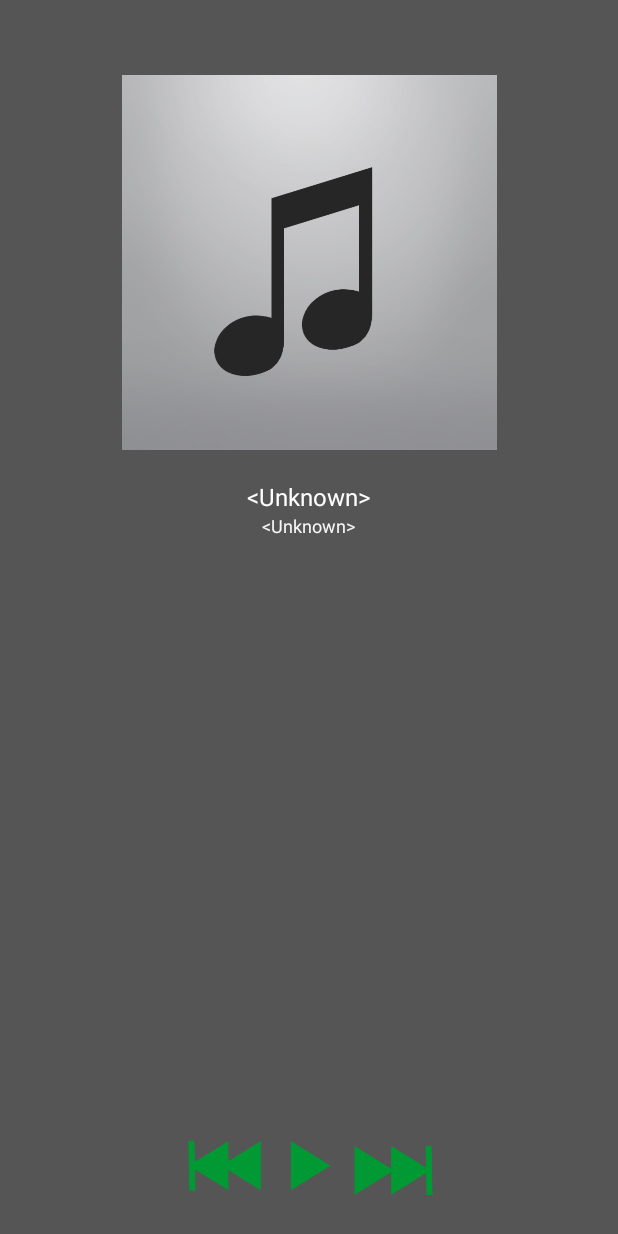
After one commit to GambitBen/MusicPlayerApplication, an Android app: the layout activity_player_detail.xml on its own in the app's theme, with its tools: preview values and no code run, on a phone screen of 412 x 824 dp. The commit adds this screen. Run offline under Robolectric (Android 15) with nearby library versions, the phone set to English and light mode, and no system bars.

Commit message:
activity player detail layout

```diff
--- /dev/null
+++ b/app/src/main/res/drawable-v24/seek_progress_red_small.xml
@@ -0,0 +1,27 @@
+<?xml version="1.0" encoding="utf-8"?>
+<layer-list xmlns:android="http://schemas.android.com/apk/res/android">
+
+    <!-- Define the background properties like color etc -->
+    <item
+        android:id="@android:id/background"
+        android:bottom="6dp"
+        android:gravity="center_vertical"
+        android:top="6dp">
+        <shape android:shape="rectangle">
+            <solid android:color="@color/grey_medium" />
+        </shape>
+    </item>
+
+    <!-- Define the progress properties like start color, end color etc -->
+    <item
+        android:id="@android:id/progress"
+        android:bottom="6dp"
+        android:gravity="center_vertical"
+        android:top="6dp">
+        <clip>
+            <shape android:shape="rectangle">
+                <solid android:color="@color/colorAccent" />
+            </shape>
+        </clip>
+    </item>
+</layer-list>
--- /dev/null
+++ b/app/src/main/res/drawable-v24/seek_thumb_red.xml
@@ -0,0 +1,7 @@
+<shape xmlns:android="http://schemas.android.com/apk/res/android"
+    android:shape="oval">
+    <size
+        android:width="@dimen/spacing_large"
+        android:height="@dimen/spacing_large" />
+    <solid android:color="@color/colorAccent" />
+</shape>
--- /dev/null
+++ b/app/src/main/res/layout/activity_player_detail.xml
@@ -0,0 +1,83 @@
+<?xml version="1.0" encoding="utf-8"?>
+<LinearLayout xmlns:android="http://schemas.android.com/apk/res/android"
+    xmlns:app="http://schemas.android.com/apk/res-auto"
+    android:id="@+id/parent_view"
+    android:layout_width="match_parent"
+    android:layout_height="match_parent"
+    android:orientation="vertical"
+    android:gravity="center_horizontal"
+    android:fitsSystemWindows="true"
+    android:background="@color/background">
+
+    <ImageView
+        android:id="@+id/song_album_cover"
+        android:layout_width="300dp"
+        android:layout_height="300dp"
+        android:layout_centerInParent="true"
+        android:paddingTop="50dp"
+        android:src="@drawable/song_cover_null" />
+
+    <TextView
+        android:id="@+id/song_title"
+        android:layout_width="wrap_content"
+        android:layout_height="wrap_content"
+        android:paddingTop="20dp"
+        android:text="@string/unknown"
+        android:textAppearance="@style/TextAppearance.AppCompat.Subhead"
+        android:textColor="@android:color/white" />
+
+    <TextView
+        android:id="@+id/song_artist"
+        android:layout_width="wrap_content"
+        android:layout_height="wrap_content"
+        android:text="@string/unknown"
+        android:textAppearance="@style/TextAppearance.AppCompat.Caption"
+        android:textColor="@color/grey_bg" />
+
+    <android.support.v7.widget.AppCompatSeekBar
+        android:id="@+id/seek_song_progressbar"
+        android:layout_width="0dp"
+        android:layout_height="wrap_content"
+        android:layout_weight="1"
+        android:progress="0"
+        android:progressDrawable="@drawable/seek_progress_red_small"
+        android:thumb="@drawable/seek_thumb_red" />
+
+    <LinearLayout
+        android:layout_width="match_parent"
+        android:layout_height="?attr/actionBarSize"
+        android:layout_alignParentBottom="true"
+        android:layout_marginBottom="20dp"
+        android:gravity="center_horizontal"
+        android:orientation="horizontal">
+
+        <ImageView
+            android:id="@+id/bt_back"
+            android:layout_width="?attr/actionBarSize"
+            android:layout_height="?attr/actionBarSize"
+            android:background="?attr/selectableItemBackgroundBorderless"
+            android:clickable="true"
+            android:src="@drawable/ic_back"
+            android:tint="@color/colorAccent" />
+
+        <ImageView
+            android:id="@+id/bt_play_pause"
+            android:layout_width="?attr/actionBarSize"
+            android:layout_height="?attr/actionBarSize"
+            android:background="?attr/selectableItemBackgroundBorderless"
+            android:clickable="true"
+            android:src="@drawable/ic_play"
+            android:tint="@color/colorAccent" />
+
+        <ImageView
+            android:id="@+id/bt_next"
+            android:layout_width="?attr/actionBarSize"
+            android:layout_height="?attr/actionBarSize"
+            android:background="?attr/selectableItemBackgroundBorderless"
+            android:clickable="true"
+            android:src="@drawable/ic_next"
+            android:tint="@color/colorAccent" />
+
+    </LinearLayout>
+
+</LinearLayout>
--- a/app/src/main/res/values/colors.xml
+++ b/app/src/main/res/values/colors.xml
@@ -8,4 +8,6 @@
     <color name="background">#555555</color>
 
     <color name="grey_bg">#F7F7F7</color>
+    <color name="grey_medium">#BDBFC1</color>
+
 </resources>
```
